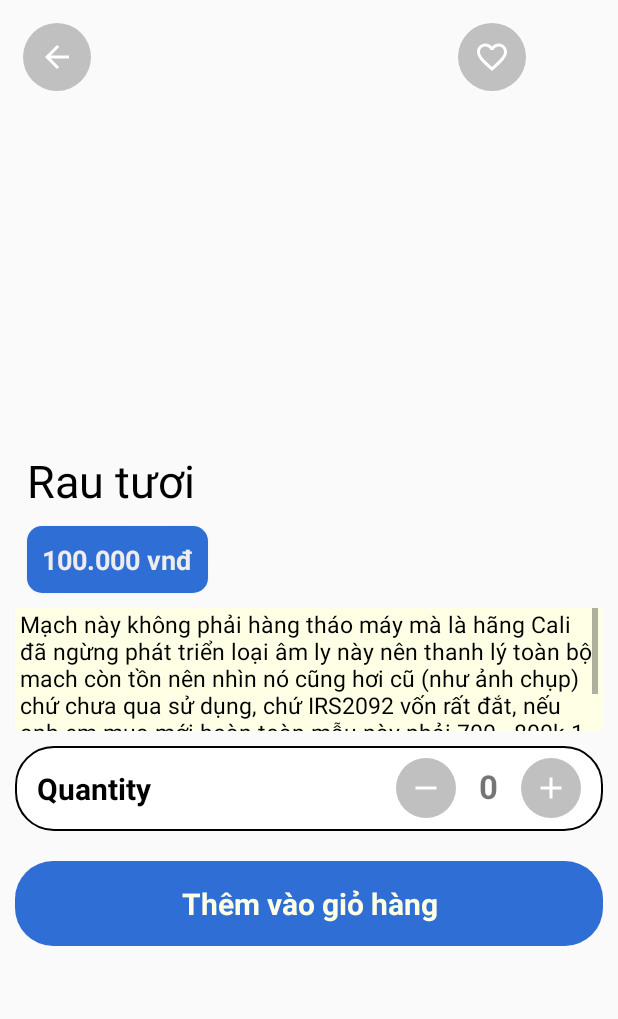
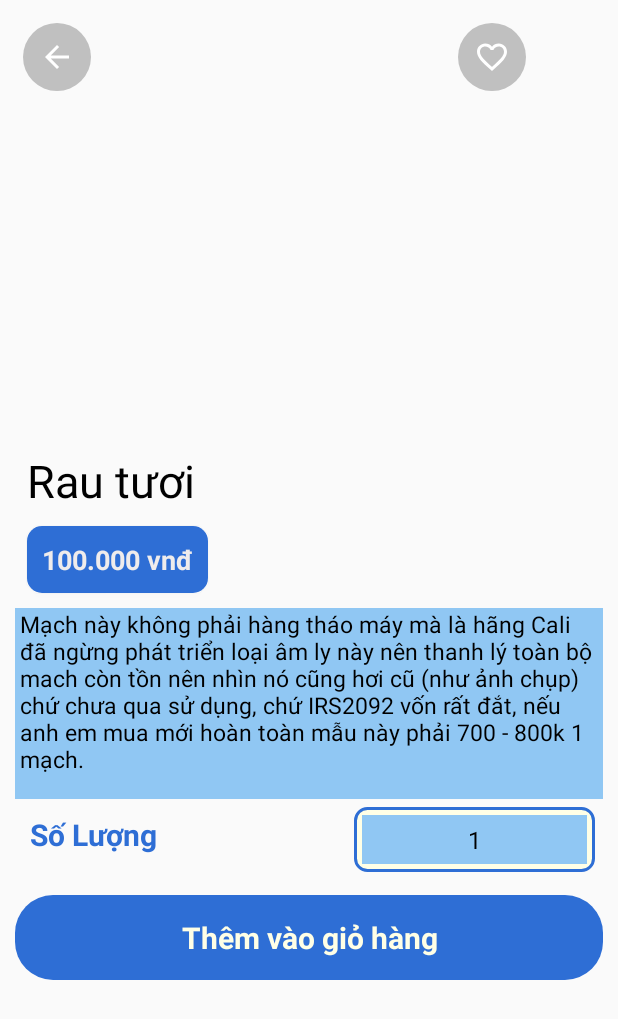
Before and after one commit to DTP000/linhkiendientu-app-android, an Android app: the ProductDetailActivity screen opened directly, with no data from a screen before it, on a phone screen of 412 x 824 dp. Shown: the top 1019 px of the screen. Run offline under Robolectric (Android 15) with nearby library versions, the phone set to English and light mode, and no system bars; our stand-ins replace EventBus, Picasso; pictures from the network do not load.

Commit message:
update product item

```diff
--- a/app/build.gradle
+++ b/app/build.gradle
@@ -43,4 +43,6 @@ dependencies {
 
     implementation 'com.github.bumptech.glide:glide:4.12.0'
     annotationProcessor 'com.github.bumptech.glide:compiler:4.12.0'
+
+    implementation 'org.greenrobot:eventbus:3.2.0'
 }
--- /dev/null
+++ b/app/src/main/java/tk/dtp000/linhkiendientu/ActionEvent.java
@@ -0,0 +1,4 @@
+package tk.dtp000.linhkiendientu;
+
+public class ActionEvent {
+}
--- a/app/src/main/java/tk/dtp000/linhkiendientu/ProductDetailActivity.java
+++ b/app/src/main/java/tk/dtp000/linhkiendientu/ProductDetailActivity.java
@@ -2,9 +2,13 @@ package tk.dtp000.linhkiendientu;
 
 import android.os.Bundle;
 import android.view.View;
+import android.widget.ArrayAdapter;
 import android.widget.ImageButton;
 import android.widget.ImageView;
+import android.widget.Spinner;
 import android.widget.TextView;
+
+import androidx.annotation.NonNull;
 
 import tk.dtp000.linhkiendientu.data.dao.DatabaseDao;
 import tk.dtp000.linhkiendientu.data.dao.model.Favourite;
@@ -15,14 +19,17 @@ import tk.dtp000.linhkiendientu.utils.Constants;
 import tk.dtp000.linhkiendientu.utils.StringHelper;
 import com.squareup.picasso.Picasso;
 
+import org.greenrobot.eventbus.EventBus;
+
 public class ProductDetailActivity extends BaseActivity implements ProductDetailConstract.IView {
     private ProductDetailConstract.IPresenter mPresenter;
 
     private ImageView imgProduct;
     private TextView tvName;
-    private TextView tvPrice, quantity_detail;
+    private TextView tvPrice;
+    private Spinner spinner_soluong;
     private ImageButton ibBtnBack;
-    private ImageButton ibBtnFavourite, btn_add, btn_sub;
+    private ImageButton ibBtnFavourite;
     private Product mProduct;
 
     @Override
@@ -39,9 +46,8 @@ public class ProductDetailActivity extends BaseActivity implements ProductDetail
         tvPrice = findViewById(R.id.tv_product_price);
         ibBtnBack = findViewById(R.id.ib_btn_back);
         ibBtnFavourite = findViewById(R.id.ib_btn_favourite);
-        quantity_detail = findViewById(R.id.quantity_detail);
-        btn_add = findViewById(R.id.btn_add_quality);
-        btn_sub = findViewById(R.id.btn_sub_quality);
+        spinner_soluong = findViewById(R.id.spinner_soluong);
+
     }
 
     private void initData() {
@@ -54,17 +60,6 @@ public class ProductDetailActivity extends BaseActivity implements ProductDetail
             }
         });
 
-        btn_add.setOnClickListener(new View.OnClickListener() {
-            int temp = 0;
-            @Override
-            public void onClick(View view) {
-                int quanlity = Integer.parseInt((String) quantity_detail.getText());
-                if( quanlity < 50 ) {
-                    temp = quanlity+1;
-                    quantity_detail.setText(temp);
-                }
-             }
-        });
 
         ibBtnFavourite.setOnClickListener(new View.OnClickListener() {
             @Override
@@ -84,6 +79,11 @@ public class ProductDetailActivity extends BaseActivity implements ProductDetail
         mPresenter = new ProductDetailPresenter();
         mPresenter.setView(this);
         mPresenter.getProduct(productId);
+
+        Integer[] soluong = new Integer[]{1,5,10,15,20,50,100};
+        ArrayAdapter<Integer> adapterSpin =
+                new ArrayAdapter<>(this,R.layout.spinner_item,soluong);
+        spinner_soluong.setAdapter(adapterSpin);
     }
 
     @Override
--- /dev/null
+++ b/app/src/main/res/drawable/custom_spinner.xml
@@ -0,0 +1,7 @@
+<?xml version="1.0" encoding="utf-8"?>
+<shape xmlns:android="http://schemas.android.com/apk/res/android">
+    <solid android:color="#FFFFE6"/>
+    <corners android:radius="8dp"/>
+    <stroke android:width="2dp"
+        android:color="@color/colorPrimary"/>
+</shape>
--- a/app/src/main/res/layout/activity_product_detail.xml
+++ b/app/src/main/res/layout/activity_product_detail.xml
@@ -38,7 +38,7 @@
 
     <LinearLayout
         android:layout_width="match_parent"
-        android:layout_height="wrap_content"
+        android:layout_height="match_parent"
         android:orientation="vertical">
         <TextView
             android:id="@+id/tv.product.name"
@@ -71,13 +71,13 @@
 
         <ScrollView
             android:layout_width="match_parent"
-            android:layout_height="82dp"
+            android:layout_height="127dp"
             android:layout_above="@+id/linear_mua"
             android:layout_below="@+id/linear_thongtin"
             android:layout_marginStart="@dimen/margin_1"
             android:layout_marginTop="@dimen/margin_1"
             android:layout_marginEnd="@dimen/margin_1"
-            android:background="@color/fifth"
+            android:background="#90C7F3"
             android:paddingLeft="3dp"
             android:paddingRight="3dp">
 
@@ -91,60 +91,42 @@
                 android:textSize="15dp" />
         </ScrollView>
 
+
         <LinearLayout
             android:layout_width="match_parent"
             android:layout_height="wrap_content"
-            android:orientation="horizontal"
-            android:layout_margin="10dp"
-            android:background="@drawable/backgrouddetail">
+            android:layout_marginStart="10dp"
+            android:layout_marginEnd="10dp"
+            android:orientation="horizontal">
+
             <TextView
-                android:layout_weight="2"
+                android:id="@+id/textView2"
                 android:layout_width="wrap_content"
                 android:layout_height="wrap_content"
-                android:text="Quantity"
+                android:layout_weight="1"
                 android:padding="10dp"
-                android:textSize="20dp"
-                android:textStyle="bold"
-                android:textColor="@color/black"/>
+                android:text="Số Lượng "
+                android:textColor="@color/colorPrimary"
+                android:textSize="20sp"
+                android:textStyle="bold" />
+
             <LinearLayout
                 android:layout_width="wrap_content"
                 android:layout_height="wrap_content"
-                android:layout_weight="0"
-                android:layout_marginRight="10dp"
-                android:orientation="horizontal">
+                android:layout_gravity="center"
+                android:layout_margin="@dimen/margin_1_2"
+                android:background="@drawable/custom_spinner"
+                android:padding="5dp">
 
-                <ImageButton
-                    android:id="@+id/btn_sub_quality"
-                    android:layout_width="40dp"
-                    android:layout_height="40dp"
-                    android:layout_marginTop="3dp"
-                    android:background="@drawable/round_button"
-                    android:gravity="center_vertical|center_horizontal"
-                    android:textColor="@color/white"
-                    app:srcCompat="@drawable/ic_baseline_remove_24" />
-                <TextView
-                    android:layout_marginTop="7dp"
-                    android:id="@+id/quantity.detail"
-                    android:layout_width="wrap_content"
-                    android:layout_height="wrap_content"
-                    android:layout_marginLeft="15dp"
-                    android:layout_marginRight="15dp"
-                    android:text="0"
-                    android:textSize="22dp"
-                    android:textStyle="bold"
-                    />
-
-                <ImageButton
-                    android:id="@+id/btn_add_quality"
-                    android:layout_width="40dp"
-                    android:layout_height="40dp"
-                    android:layout_marginTop="3dp"
-                    android:background="@drawable/round_button"
-                    android:gravity="center_vertical|center_horizontal"
-                    android:textColor="#C0C0C0"
-                    app:srcCompat="@drawable/ic_baseline_add_24" />
+                <Spinner
+                    android:id="@+id/spinner_soluong"
+                    android:layout_width="150dp"
+                    android:layout_height="match_parent"
+                    android:layout_gravity="center"
+                    android:background="#90C7F3" />
             </LinearLayout>
         </LinearLayout>
+
         <LinearLayout
             android:layout_width="match_parent"
             android:layout_height="wrap_content"
--- /dev/null
+++ b/app/src/main/res/layout/spinner_item.xml
@@ -0,0 +1,12 @@
+<?xml version="1.0" encoding="utf-8"?>
+<TextView xmlns:android="http://schemas.android.com/apk/res/android"
+    android:layout_width="match_parent"
+    android:layout_height="match_parent"
+    android:background="#90C7F3"
+    android:gravity="center"
+    android:padding="5dp"
+    android:text="1"
+    android:textColor="@color/black"
+    android:textSize="16sp">
+
+</TextView>
```
